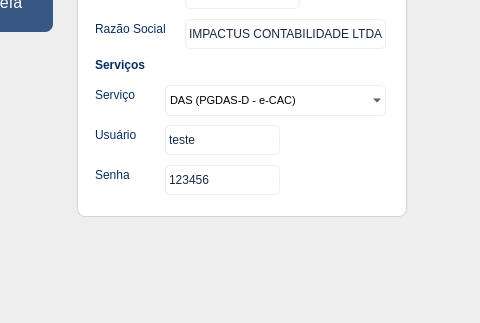
Old version of the form mainWindow.ui in the repository H3nriqueLima/automacao-fiscal-desktop-app; both pictures show x 188 to 668 and y 277 to 600 of the 1024 by 600 pixel window.
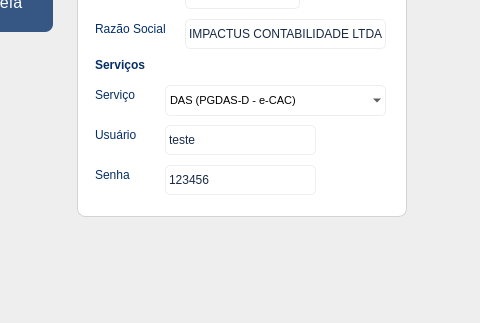
New version of the form. Icons and pictures are not drawn. Custom widgets are drawn as their Qt base class.

Commit message: Adicionado: funcionalidade dos botões de tarefas no Home da interface, para abrir um modal de seleção da empresa e rodar a automação (com tratamento de erro, se a rotina ainda não existir) - Rotinas de Automação ainda não implementadas. Também adicionado Cache para guardar os dados no programa local, evitando a busca constante na API - o que gera lentidão (removido várias consultas de carregamento que foram substituidas pelo cache implementado).

Diff of the .ui file:
```diff
--- a/mainWindow.ui
+++ b/mainWindow.ui
@@ -3378,7 +3378,7 @@
                         <rect>
                          <x>70</x>
                          <y>0</y>
-                         <width>115</width>
+                         <width>151</width>
                          <height>30</height>
                         </rect>
                        </property>
@@ -3436,7 +3436,7 @@
                         <rect>
                          <x>70</x>
                          <y>0</y>
-                         <width>115</width>
+                         <width>151</width>
                          <height>30</height>
                         </rect>
                        </property>
```
Left out of the diff: 4 changed lines with no effect on the pictures. The commit also changes 6 other files.
